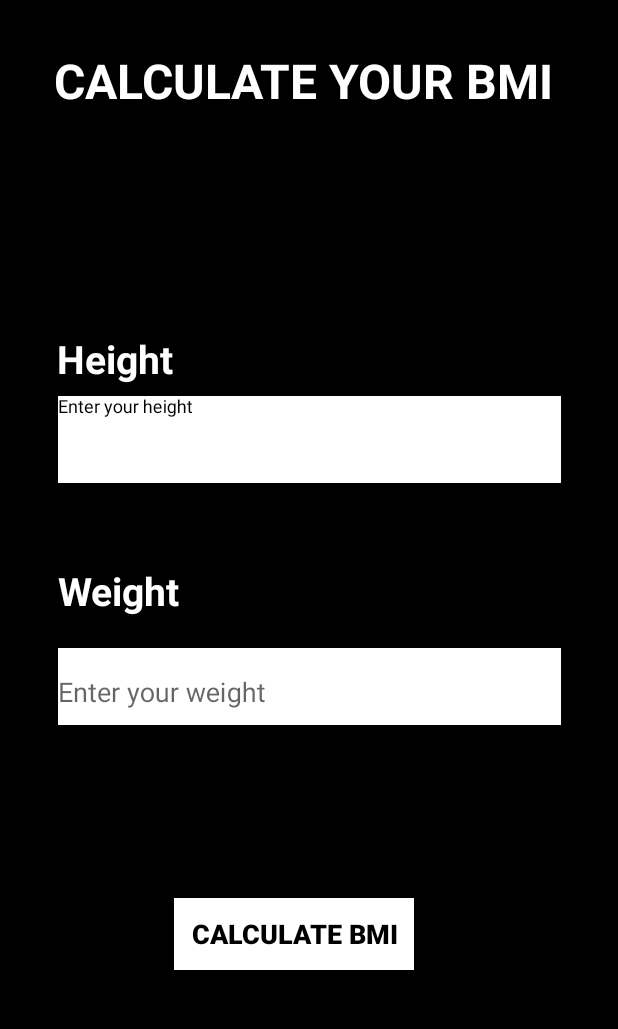
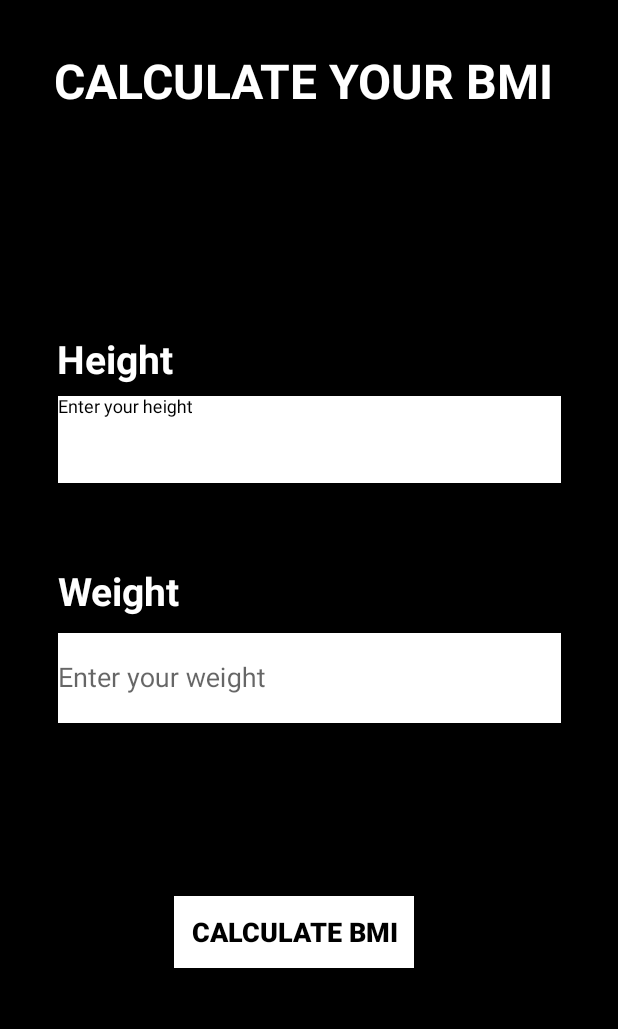
Before and after one commit to saipreethi14/android-fitness-app, an Android app: the bmi screen opened directly, with no data from a screen before it, on a phone screen of 412 x 824 dp, the part 84-1113 px from its top. Run offline under Robolectric (Android 15) with nearby library versions, the light colour scheme and no system bars.

Commit message:
set bmi page

```diff
--- a/app/src/main/res/layout/bmi_layout.xml
+++ b/app/src/main/res/layout/bmi_layout.xml
@@ -87,10 +87,9 @@
     <com.google.android.material.textfield.TextInputLayout
         android:id="@+id/textInputLayout2"
         android:layout_width="335dp"
-        android:layout_height="62dp"
+        android:layout_height="0dp"
         android:layout_marginStart="50dp"
         android:layout_marginLeft="50dp"
-        android:layout_marginTop="10dp"
         android:layout_marginEnd="50dp"
         android:layout_marginRight="50dp"
         app:boxStrokeColor="@color/black"
@@ -102,9 +101,9 @@
         app:startIconTint="@color/black">
 
         <com.google.android.material.textfield.TextInputEditText
+            android:id="@+id/weight"
             android:layout_width="match_parent"
             android:layout_height="60dp"
-            android:id="@+id/weight"
             android:background="@color/cardview_light_background"
             android:hint="Enter your weight" />
     </com.google.android.material.textfield.TextInputLayout>
```
